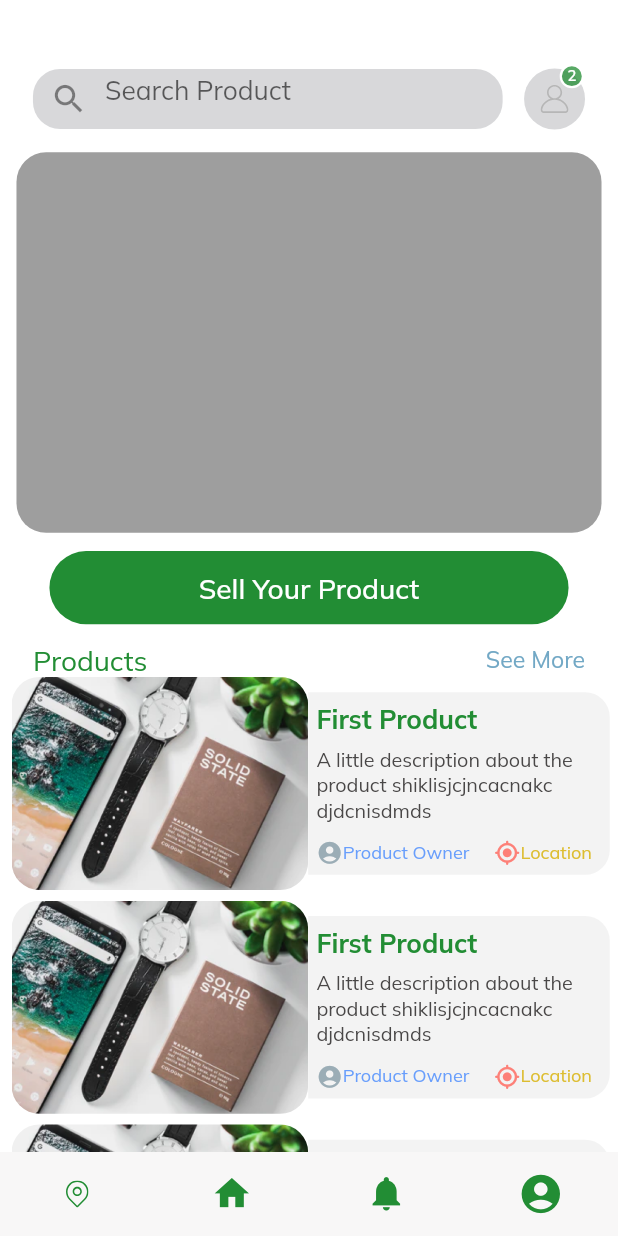
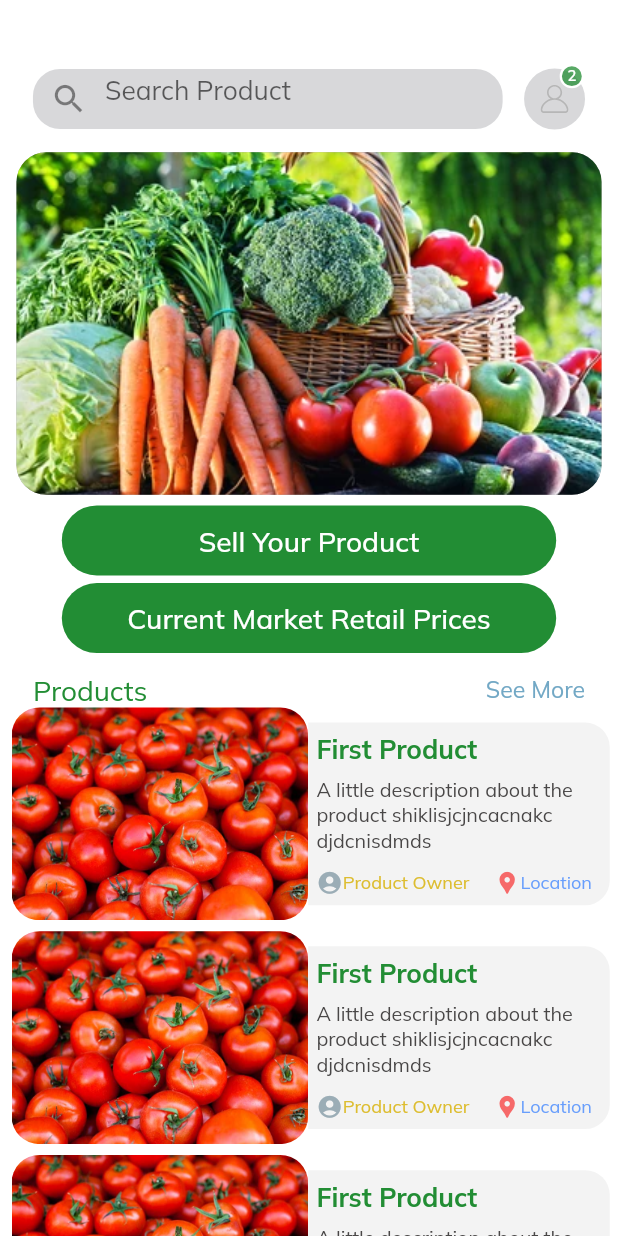
Before and after one commit to supa-modo/FlutterAppProject-4.0, a Flutter app: the HomeScreen screen opened by its route, on a phone screen of 412 x 824 dp. Run offline on Flutter 3.47's test engine with Material 2 defaults, Android fonts, the light colour scheme and no system bars; our stand-ins replace dots_indicator, firebase_auth, firebase_core, flutter_svg, image_picker; accounts and stored records are empty.

Commit message:
Making good progress, added more features. hii iko karibu kuisha

```diff
--- a/teamp_app/lib/screens/homeScreen/components/itemsView.dart
+++ b/teamp_app/lib/screens/homeScreen/components/itemsView.dart
@@ -5,6 +5,7 @@ import '../../../components/sectionTitle.dart';
 import '../../../constants.dart';
 import '../../../sizeConfig.dart';
 import '../../ImageViewScreen/imageView.dart';
+import '../../productDetailsScreen/productDetailsScreen.dart';
 
 class ItemsView extends StatefulWidget {
   const ItemsView({Key? key}) : super(key: key);
@@ -24,23 +25,21 @@ class _ItemsViewState extends State<ItemsView> {
               child: Container(
                 decoration: BoxDecoration(
                     color: Colors.grey,
+                    image: DecorationImage(
+                      fit: BoxFit.cover,
+                      image: AssetImage("assets/images/Vegetables.webp")),
                     borderRadius: BorderRadius.circular(getScreenWidth(18))),
               ),
-              height: getScreenHeight(250)),
+              height: getScreenHeight(225)),
         ),
-        SizedBox(height: getScreenHeight(10)),
+        SizedBox(height: getScreenHeight(5)),
         Container(
-          height: getScreenHeight(52),
+          height: getScreenHeight(102),
           width: getScreenWidth(400),
           child: Padding(
             padding: EdgeInsets.symmetric(
                 horizontal: getScreenWidth(30), vertical: getScreenHeight(2)),
-            child: DefaultButton(
-              text: "Sell Your Product",
-              pressed: () {
-                Navigator.pushNamed(context, ImageViewScreen.routeName);
-              },
-            ),
+            child: MarketPriceSellProduct(),
           ),
         ),
         SizedBox(height: getScreenHeight(10)),
@@ -70,7 +69,7 @@ class _ItemsViewState extends State<ItemsView> {
                           //color: Colors.redAccent,
                           image: DecorationImage(
                             fit: BoxFit.cover,
-                            image: AssetImage("assets/images/Image Banner 2.png")),
+                            image: AssetImage("assets/images/tomato.jpg")),
                         ),),
                     Expanded(
                       child: Container(
@@ -103,10 +102,10 @@ class _ItemsViewState extends State<ItemsView> {
                             Row(
                               children: [
                                 Icon(Icons.account_circle_rounded, color: Color.fromARGB(255, 155, 173, 182), size: getScreenWidth(16),),
-                                Text("Product Owner", style: TextStyle(fontSize: getScreenWidth(11), color: Color.fromARGB(255, 104, 158, 252))),
+                                Text("Product Owner", style: TextStyle(fontSize: getScreenWidth(11), color: Color.fromARGB(255, 221, 189, 48))),
                                 SizedBox(width: getScreenWidth(15)),
-                                Icon(Icons.gps_fixed_rounded, color: Color.fromARGB(255, 253, 128, 120), size: getScreenWidth(16),),
-                                Text("Location", style: TextStyle(fontSize: getScreenWidth(11), color: Color.fromARGB(255, 221, 189, 48))),
+                                Icon(Icons.location_pin, color: Color.fromARGB(197, 247, 64, 64), size: getScreenWidth(16),),
+                                Text("Location", style: TextStyle(fontSize: getScreenWidth(11), color: Color.fromARGB(255, 104, 158, 252))),
                               ]
                             )
                           ]),
@@ -120,3 +119,63 @@ class _ItemsViewState extends State<ItemsView> {
     );
   }
 }
+
+class MarketPriceSellProduct extends StatelessWidget {
+  const MarketPriceSellProduct({
+    Key? key,
+  }) : super(key: key);
+
+  @override
+  Widget build(BuildContext context) {
+    return Column(
+      children: [
+        SizedBox(
+          width: getScreenWidth(300),
+          height: getScreenHeight(46),
+          child: TextButton(
+          style: ButtonStyle(
+            backgroundColor: MaterialStateProperty.all<Color>(const Color.fromARGB(255, 34, 141, 52)),
+            shape: MaterialStateProperty.all<RoundedRectangleBorder>(
+              RoundedRectangleBorder(borderRadius: BorderRadius.circular(25))
+            ),
+          ),
+          onPressed: (){
+            // Navigator.pushNamed(context, ImageViewScreen.routeName);
+            Navigator.push(context, MaterialPageRoute(builder: (context) => ImageViewScreen()),);
+          },
+      child: Text("Sell Your Product", style: TextStyle(fontSize: getScreenWidth(17), color: Colors.white,)),
+      ),
+        ),
+        SizedBox(height: getScreenHeight(5)),
+      SizedBox(
+        width: getScreenWidth(300),
+          height: getScreenHeight(46),
+        child: TextButton(
+          style: ButtonStyle(
+            backgroundColor: MaterialStateProperty.all<Color>(const Color.fromARGB(255, 34, 141, 52)),
+            shape: MaterialStateProperty.all<RoundedRectangleBorder>(
+              RoundedRectangleBorder(borderRadius: BorderRadius.circular(25))
+            ),
+          ),
+          onPressed: (){
+            Navigator.push(context, MaterialPageRoute(builder: (context) => ProductDetails()),);
+          },
+        child: Text("Current Market Retail Prices", style: TextStyle(fontSize: getScreenWidth(17), color: Colors.white,)),
+        ),
+      ),
+        // DefaultButton(
+        //   text: "Sell Your Product",
+        //   pressed: () {
+        //     Navigator.pushNamed(context, ImageViewScreen.routeName);
+        //   },
+        // ),
+        // DefaultButton(
+        //   text: "Current Retail Market Prices",
+        //   pressed: () {
+
+        //   },
+        // )
+      ],
+    );
+  }
+}
--- a/teamp_app/lib/screens/homeScreen/homeScreen.dart
+++ b/teamp_app/lib/screens/homeScreen/homeScreen.dart
@@ -28,7 +28,9 @@ class HomeScreen extends StatelessWidget {
                 children: [
                   searchField2(),
                   counterIconButton(
-                    pressed: () {},
+                    pressed: () {
+                      Navigator.pushNamed(context, ProfileScreen.routeName);
+                    },
                     svgSrc: "assets/icons/User Icon.svg",
                     numberOfItems: 2,
                   ),
@@ -38,54 +40,56 @@ class HomeScreen extends StatelessWidget {
 
             ),
           ),
-        Expanded(child: SingleChildScrollView(child: ItemsView(),),)
+        Expanded(
+          child: SingleChildScrollView(
+            child: ItemsView(),),)
         ],
       ),
-      bottomNavigationBar: Container(
-        padding: const EdgeInsets.symmetric(vertical: 4),
-        decoration: const BoxDecoration(
-          color: Color.fromARGB(73, 230, 228, 228),
+      // bottomNavigationBar: Container(
+      //   padding: const EdgeInsets.symmetric(vertical: 4),
+      //   decoration: const BoxDecoration(
+      //     color: Color.fromARGB(73, 230, 228, 228),
 
-          // boxShadow: BoxShadow(offset: Offset(0, -15))
-        ),
-        child: SafeArea(
-            child: Row(
-                mainAxisAlignment: MainAxisAlignment.spaceAround,
-                children: [
-              IconButton(
-                  icon: SvgPicture.asset("assets/icons/Location point.svg",
-                      color: appPrimaryColor),
-                  onPressed: () {}),
-              IconButton(
-                  onPressed: () {
-                    Navigator.pushNamed(context, HomeScreen.routeName);
-                  },
-                  icon: Icon(
-                    Icons.home,
-                    color: appPrimaryColor,
-                    size: getScreenWidth(25),
-                  )),
-              IconButton(
-                  onPressed: () {
-                    Navigator.push(context, MaterialPageRoute(builder: (context) => ProductDetails()),);
-                  },
-                  icon: Icon(
-                    Icons.notifications,
-                    color: appPrimaryColor,
-                    size: getScreenWidth(25),
-                  )),
-              // IconButton(icon: SvgPicture.asset("assets/icons/User Icon.svg", color: appPrimaryColor,), onPressed: (){}),
-              IconButton(
-                  onPressed: () {
-                    Navigator.pushNamed(context, ProfileScreen.routeName);
-                  },
-                  icon: Icon(
-                    Icons.account_circle,
-                    color: appPrimaryColor,
-                    size: getScreenWidth(28),
-                  )),
-            ])),
-      ),
+      //     // boxShadow: BoxShadow(offset: Offset(0, -15))
+      //   ),
+      //   child: SafeArea(
+      //       child: Row(
+      //           mainAxisAlignment: MainAxisAlignment.spaceAround,
+      //           children: [
+      //         IconButton(
+      //             icon: SvgPicture.asset("assets/icons/Location point.svg",
+      //                 color: appPrimaryColor),
+      //             onPressed: () {}),
+      //         IconButton(
+      //             onPressed: () {
+      //               Navigator.pushNamed(context, HomeScreen.routeName);
+      //             },
+      //             icon: Icon(
+      //               Icons.home,
+      //               color: appPrimaryColor,
+      //               size: getScreenWidth(25),
+      //             )),
+      //         IconButton(
+      //             onPressed: () {
+      //               Navigator.push(context, MaterialPageRoute(builder: (context) => ProductDetails()),);
+      //             },
+      //             icon: Icon(
+      //               Icons.notifications,
+      //               color: appPrimaryColor,
+      //               size: getScreenWidth(25),
+      //             )),
+      //         // IconButton(icon: SvgPicture.asset("assets/icons/User Icon.svg", color: appPrimaryColor,), onPressed: (){}),
+      //         IconButton(
+      //             onPressed: () {
+      //               Navigator.pushNamed(context, ProfileScreen.routeName);
+      //             },
+      //             icon: Icon(
+      //               Icons.account_circle,
+      //               color: appPrimaryColor,
+      //               size: getScreenWidth(28),
+      //             )),
+      //       ])),
+      // ),
     );
   }
 }
--- a/teamp_app/lib/screens/productDetailsScreen/ProductData.dart
+++ b/teamp_app/lib/screens/productDetailsScreen/ProductData.dart
@@ -43,7 +43,7 @@ class ProductData extends StatelessWidget {
 
           children: [
             Icon(Icons.account_circle, color: Color.fromARGB(255, 168, 151, 151), size: getScreenWidth(40),),
-        Text(ProductOwner, style: TextStyle(fontWeight: FontWeight.bold, fontSize: getScreenWidth(14),)),
+        Text(ProductOwner, style: TextStyle(fontWeight: FontWeight.bold, fontSize: getScreenWidth(15),)),
             SizedBox(width: getScreenWidth(120)),
           ],
         ),
@@ -54,14 +54,14 @@ class ProductData extends StatelessWidget {
               padding: EdgeInsets.only(left: getScreenWidth(20),),
               child: Row(
                 children: [
-                  Icon(Icons.gps_fixed_rounded, color: Color.fromARGB(255, 204, 108, 108), size: getScreenWidth(16),),
+                  Icon(Icons.location_pin, color: Color.fromARGB(255, 204, 108, 108), size: getScreenWidth(16),),
                   SizedBox(width: getScreenWidth(7)),
             Text(Location, style: TextStyle(fontSize: getScreenWidth(14), color: Color.fromARGB(150, 2, 92, 247))),
                 ],
               ),
 
               ),
-            Text("Contact Seller: " + PhoneNumber, style: TextStyle(fontSize: getScreenWidth(13), color: Color.fromARGB(255, 74, 97, 109)),),
+            Text("Contact Seller: " + PhoneNumber, style: TextStyle(fontSize: getScreenWidth(13), color: Color.fromARGB(212, 27, 136, 36)),),
           ],
         )
 
--- a/teamp_app/lib/screens/productDetailsScreen/productDetailsScreen.dart
+++ b/teamp_app/lib/screens/productDetailsScreen/productDetailsScreen.dart
@@ -24,7 +24,7 @@ class ProductDetails extends StatelessWidget {
                   //color: Colors.amberAccent,
                   image: DecorationImage(
                       fit: BoxFit.cover,
-                      image: AssetImage("assets/images/Image Banner 2.png")),
+                      image: AssetImage("assets/images/tomato.jpg")),
                 ),
               )),
           Positioned(
```
Also changed, not shown: teamp_app/lib/screens/ImageViewScreen/imageView.dart (+5 -2 lines), teamp_app/lib/screens/profileScreen/components/body.dart (+7 -0 lines), teamp_app/lib/screens/profileScreen/profileScreen.dart (+43 -43 lines).
